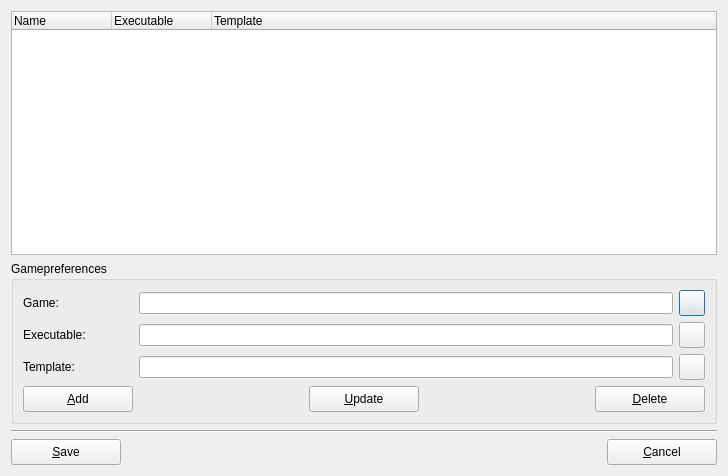
Above: dboxfe-gdb/ui/dboxfegdb.ui from LasDesu/DBoxFE before the change. Below: the same form after it.
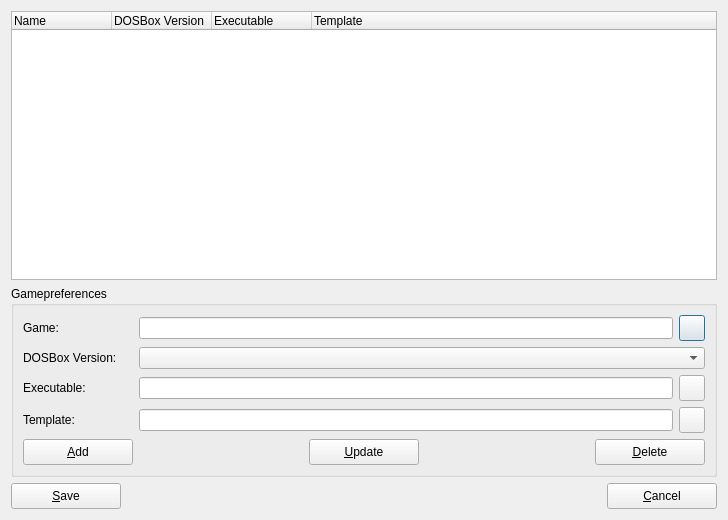
That is the form after the change. Icons and pictures are not drawn.

Commit message: * add new gui element - dosbox version

Diff of the .ui file:
```diff
--- a/dboxfe-gdb/ui/dboxfegdb.ui
+++ b/dboxfe-gdb/ui/dboxfegdb.ui
@@ -6,7 +6,7 @@
     <x>0</x>
     <y>0</y>
     <width>728</width>
-    <height>476</height>
+    <height>520</height>
    </rect>
   </property>
   <property name="windowTitle" >
@@ -23,6 +23,11 @@
        <string>Name</string>
       </property>
      </column>
+     <column>
+      <property name="text" >
+       <string>DOSBox Version</string>
+      </property>
+     </column>
      <column>
       <property name="text" >
        <string>Executable</string>
@@ -86,6 +91,32 @@
       <item row="1" column="0" >
        <layout class="QHBoxLayout" >
         <item>
+         <widget class="QLabel" name="lblTemplate_2" >
+          <property name="minimumSize" >
+           <size>
+            <width>110</width>
+            <height>0</height>
+           </size>
+          </property>
+          <property name="maximumSize" >
+           <size>
+            <width>110</width>
+            <height>16777215</height>
+           </size>
+          </property>
+          <property name="text" >
+           <string>DOSBox Version:</string>
+          </property>
+         </widget>
+        </item>
+        <item>
+         <widget class="QComboBox" name="comboBox" />
+        </item>
+       </layout>
+      </item>
+      <item row="2" column="0" >
+       <layout class="QHBoxLayout" >
+        <item>
          <widget class="QLabel" name="lblGameExecutable" >
           <property name="minimumSize" >
            <size>
@@ -125,7 +156,7 @@
         </item>
        </layout>
       </item>
-      <item row="2" column="0" >
+      <item row="3" column="0" >
        <layout class="QHBoxLayout" >
         <item>
          <widget class="QLabel" name="lblTemplate" >
@@ -167,7 +198,7 @@
         </item>
        </layout>
       </item>
-      <item row="3" column="0" >
+      <item row="4" column="0" >
        <layout class="QHBoxLayout" >
         <item>
          <widget class="QPushButton" name="btnAdd" >
@@ -266,14 +297,7 @@
      </layout>
     </widget>
    </item>
-   <item row="2" column="0" colspan="3" >
-    <widget class="Line" name="line" >
-     <property name="orientation" >
-      <enum>Qt::Horizontal</enum>
-     </property>
-    </widget>
-   </item>
-   <item row="3" column="0" >
+   <item row="2" column="0" >
     <widget class="QPushButton" name="btnSave" >
      <property name="minimumSize" >
       <size>
@@ -295,7 +319,7 @@
      </property>
     </widget>
    </item>
-   <item row="3" column="1" >
+   <item row="2" column="1" >
     <spacer>
      <property name="orientation" >
       <enum>Qt::Horizontal</enum>
@@ -308,7 +332,7 @@
      </property>
     </spacer>
    </item>
-   <item row="3" column="2" >
+   <item row="2" column="2" >
     <widget class="QPushButton" name="btnCancel" >
      <property name="minimumSize" >
       <size>
```
